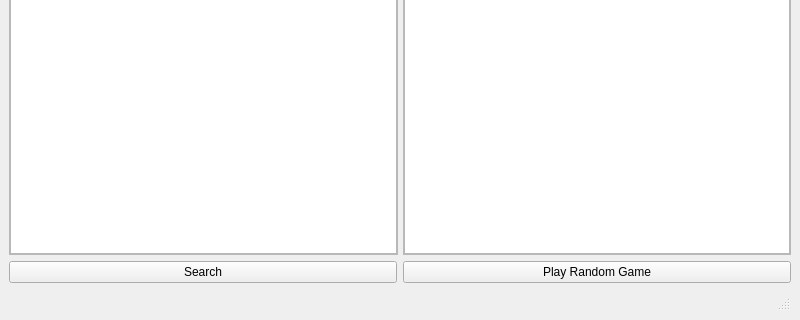
Above: assets/emuMenuMainWindow.ui from fuzzbop/emuMenu before the change; both pictures show x 0 to 800 and y 280 to 600 of the 800 by 600 pixel window. Below: the same form after it.
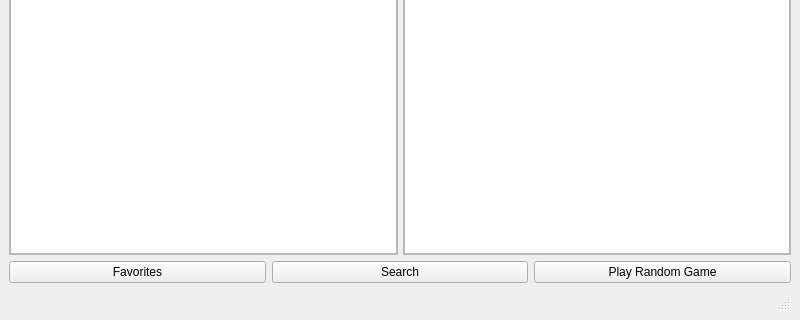
That is the form after the change. Icons and pictures are not drawn.

Commit message: Add Favorites menu, fix context menus up a bit

The edit to the form file:
```diff
--- a/assets/emuMenuMainWindow.ui
+++ b/assets/emuMenuMainWindow.ui
@@ -264,6 +264,13 @@
     </item>
     <item row="1" column="0">
      <layout class="QHBoxLayout" name="button_layout">
+      <item>
+       <widget class="QPushButton" name="favorites_button">
+        <property name="text">
+         <string>Favorites</string>
+        </property>
+       </widget>
+      </item>
       <item>
        <widget class="QPushButton" name="search_button">
         <property name="text">
```
The commit also changes 5 other files.
